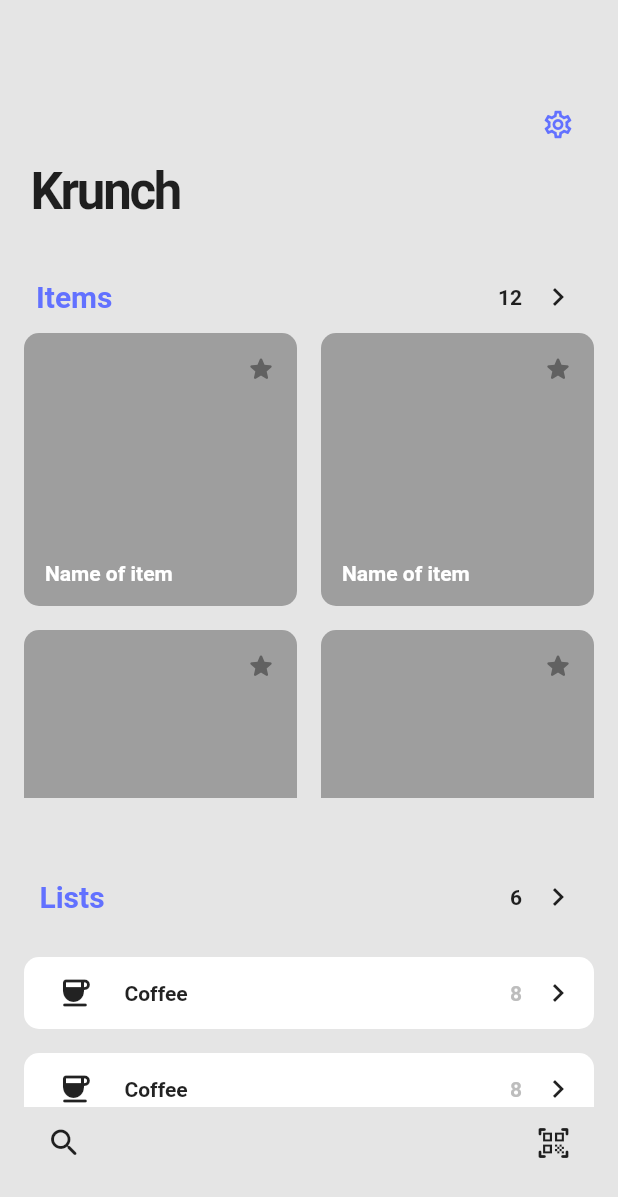
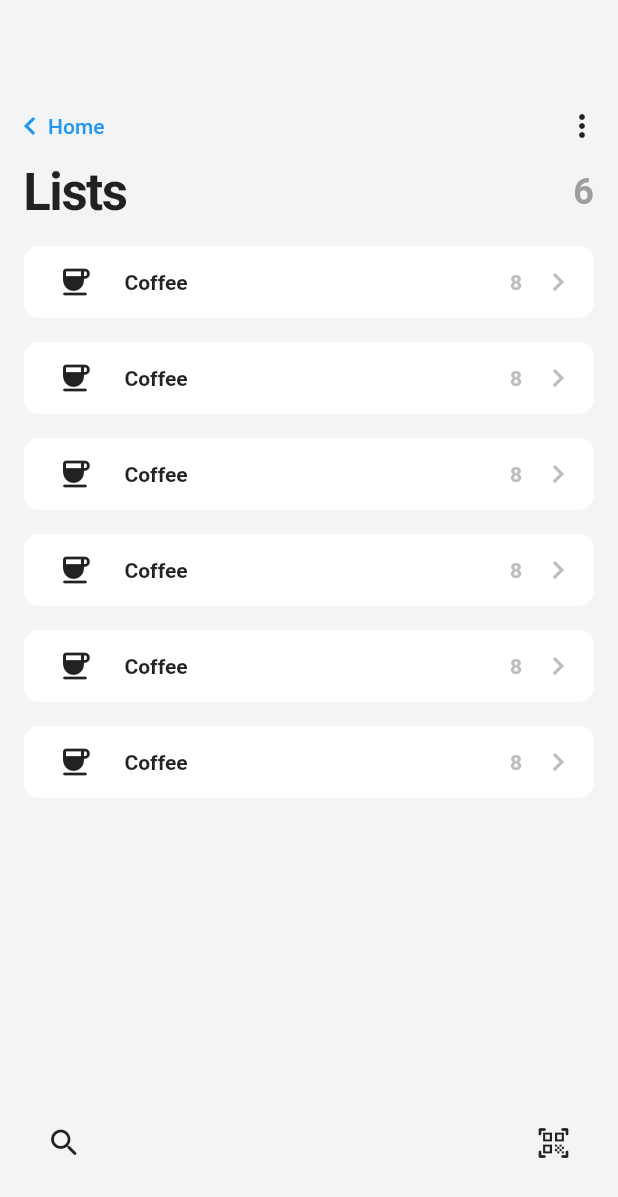
Before and after one commit to Krunch-tech/krunch-app, a Flutter app: the screen it shows after launch, after a tap on "Lists", on a phone screen of 412 x 824 dp. Shown: the top 1197 px of the screen. Run offline on Flutter 3.47's test engine with Material 2 defaults, Android fonts, the phone set to English and light mode, and no system bars; Roboto replaces fonts that are missing (SF Pro, SF Pro Display).

Commit message:
Item, List Page

```diff
--- a/lib/Pages/home.dart
+++ b/lib/Pages/home.dart
@@ -1,5 +1,7 @@
 import 'package:flutter/material.dart';
 import 'package:flutter_staggered_grid_view/flutter_staggered_grid_view.dart';
+import 'package:krunch_app/Pages/items.dart';
+import 'package:krunch_app/Pages/lists.dart';
 import 'package:krunch_app/Widgets/itemCard.dart';
 import 'package:krunch_app/Widgets/listCard.dart';
 
@@ -18,7 +20,7 @@ class _HomePageState extends State<HomePage> {
         alignment: Alignment.centerLeft,
         children: [
           Container(
-            color: Color(0xffE5E5E5),
+            color: Color(0xffF2F4F6),
           ),
           Padding(
             padding: const EdgeInsets.symmetric(horizontal: 16.0),
@@ -29,7 +31,7 @@ class _HomePageState extends State<HomePage> {
                   alignment: Alignment.topRight,
                   child: IconButton(
                       icon: Icon(Icons.settings_outlined,
-                          color: Color(0xff6271FF), size: 22),
+                          color: Color(0xff6271FF), size: 24),
                       onPressed: () {}),
                 ),
                 //TODO: fix font here
@@ -55,7 +57,13 @@ class _HomePageState extends State<HomePage> {
                         child: TextButton(
                             child: Text("Items",
                                 style: Theme.of(context).textTheme.bodyText1),
-                            onPressed: () {}),
+                            onPressed: () {
+                              Navigator.push(
+                                context,
+                                MaterialPageRoute(
+                                    builder: (context) => Items()),
+                              );
+                            }),
                       ),
                     ),
                     Row(
@@ -63,24 +71,36 @@ class _HomePageState extends State<HomePage> {
                         Text("12"),
                         IconButton(
                             icon: Icon(Icons.keyboard_arrow_right, size: 24),
-                            onPressed: () {})
+                            onPressed: () {
+                              Navigator.push(
+                                context,
+                                MaterialPageRoute(
+                                    builder: (context) => Items()),
+                              );
+                            })
                       ],
                     )
                   ],
                 ),
                 Container(
-                  height: 310,
-                  width: double.infinity,
-                  child: GridView.builder(
-                      gridDelegate: SliverGridDelegateWithFixedCrossAxisCount(
-                          crossAxisSpacing: 16,
-                          mainAxisSpacing: 16,
-                          crossAxisCount: 2),
-                      itemCount: 12,
-                      itemBuilder: (context, index) {
-                        return ItemCard();
-                      }),
-                ),
+                    height: 310,
+                    width: double.infinity,
+                    child: GridView.custom(
+                      gridDelegate: SliverQuiltedGridDelegate(
+                        crossAxisCount: 4,
+                        mainAxisSpacing: 16,
+                        crossAxisSpacing: 16,
+                        repeatPattern: QuiltedGridRepeatPattern.inverted,
+                        pattern: [
+                          QuiltedGridTile(2, 2),
+                          QuiltedGridTile(1, 2),
+                          QuiltedGridTile(1, 2),
+                        ],
+                      ),
+                      childrenDelegate: SliverChildBuilderDelegate(
+                          (context, index) => ItemCard(),
+                          childCount: 12),
+                    )),
                 SizedBox(height: 42),
                 Row(
                   children: [
@@ -90,7 +110,13 @@ class _HomePageState extends State<HomePage> {
                         child: TextButton(
                             child: Text("Lists",
                                 style: Theme.of(context).textTheme.bodyText1),
-                            onPressed: () {}),
+                            onPressed: () {
+                              Navigator.push(
+                                context,
+                                MaterialPageRoute(
+                                    builder: (context) => Lists()),
+                              );
+                            }),
                       ),
                     ),
                     Row(
@@ -128,6 +154,7 @@ class _HomePageState extends State<HomePage> {
                     child: IconButton(
                         icon: Icon(
                           Icons.search_rounded,
+                          size: 24,
                         ),
                         onPressed: () {}),
                   ),
@@ -135,7 +162,7 @@ class _HomePageState extends State<HomePage> {
                 Align(
                   alignment: Alignment.bottomRight,
                   child: IconButton(
-                    icon: Icon(Icons.qr_code_scanner_rounded),
+                    icon: Icon(Icons.qr_code_scanner_rounded, size: 24),
                     onPressed: () {},
                   ),
                 )
--- /dev/null
+++ b/lib/Pages/lists.dart
@@ -0,0 +1,128 @@
+import 'package:flutter/material.dart';
+import 'package:krunch_app/Widgets/listCard.dart';
+
+class Lists extends StatefulWidget {
+  const Lists({Key? key}) : super(key: key);
+
+  @override
+  _ListsState createState() => _ListsState();
+}
+
+class _ListsState extends State<Lists> {
+  @override
+  Widget build(BuildContext context) {
+    return Scaffold(
+      body: Stack(
+        children: [
+          Container(
+            height: double.infinity,
+            width: double.infinity,
+            color: Color(0xffF2F4F6),
+          ),
+          Container(
+            height: double.infinity,
+            width: double.infinity,
+            child: Column(
+              children: [
+                SizedBox(height: 60),
+                Column(
+                  children: [
+                    Row(
+                      children: [
+                        Expanded(
+                          child: TextButton(
+                            child: Row(
+                              children: [
+                                Icon(
+                                  (Icons.keyboard_arrow_left),
+                                  // onPressed: () {
+                                  //   Navigator.pop(context);
+                                  // }
+                                ),
+                                Text("Home"),
+                              ],
+                            ),
+                            onPressed: () {
+                              Navigator.pop(context);
+                            },
+                          ),
+                        ),
+                        Align(
+                          alignment: Alignment.topRight,
+                          child: IconButton(
+                              icon: Icon(Icons.more_vert_rounded),
+                              onPressed: () {}),
+                        )
+                      ],
+                    ),
+                    Padding(
+                      padding: const EdgeInsets.fromLTRB(16, 0, 16, 0),
+                      child: Row(
+                        children: [
+                          Expanded(
+                              child: Text("Lists",
+                                  style: TextStyle(
+                                      fontWeight: FontWeight.w700,
+                                      fontSize: 34,
+                                      letterSpacing: -1.0))),
+                          Text("6",
+                              style: TextStyle(
+                                  color: Colors.grey.shade500, fontSize: 24))
+                        ],
+                      ),
+                    ),
+                    Padding(
+                      padding: const EdgeInsets.symmetric(
+                          horizontal: 16.0, vertical: 16.0),
+                      child: Container(
+                        height: 500,
+                        width: double.infinity,
+                        child: ListView.builder(
+                          itemCount: 6,
+                          padding: EdgeInsets.symmetric(vertical: 0.0),
+                          itemBuilder: (context, index) {
+                            if (index <= 5) {
+                              return ListCard().buildListCard();
+                            }
+                            return Container(
+                                child: Text("FIN"),
+                                height: 50,
+                                width: double.infinity);
+                          },
+                        ),
+                      ),
+                    ),
+                  ],
+                ),
+              ],
+            ),
+          ),
+          Padding(
+            padding: const EdgeInsets.fromLTRB(19, 10, 19, 38),
+            child: Row(
+              children: [
+                Expanded(
+                  child: Align(
+                    alignment: Alignment.bottomLeft,
+                    child: IconButton(
+                        icon: Icon(
+                          Icons.search_rounded,
+                        ),
+                        onPressed: () {}),
+                  ),
+                ),
+                Align(
+                  alignment: Alignment.bottomRight,
+                  child: IconButton(
+                    icon: Icon(Icons.qr_code_scanner_rounded),
+                    onPressed: () {},
+                  ),
+                )
+              ],
+            ),
+          )
+        ],
+      ),
+    );
+  }
+}
--- a/lib/Widgets/itemCard.dart
+++ b/lib/Widgets/itemCard.dart
@@ -12,10 +12,10 @@ class _ItemCardState extends State<ItemCard> {
   @override
   Widget build(BuildContext context) {
     return Container(
-      height: 60,
-      width: 60,
+      // height: 20,
+      // width: 20,
       decoration: BoxDecoration(
-          color: Colors.grey,
+          color: Colors.white,
           borderRadius: BorderRadius.all(Radius.circular(10)),
           border: isLiked
               ? Border.all(color: Color(0xffFFCE4F), width: 2.0)
@@ -27,7 +27,7 @@ class _ItemCardState extends State<ItemCard> {
             child: IconButton(
                 icon: Icon(
                   Icons.star_rounded,
-                  color: isLiked ? Color(0xffFFCE4F) : Colors.grey.shade700,
+                  color: isLiked ? Color(0xffFFCE4F) : Colors.grey.shade300,
                   size: 20,
                 ),
                 onPressed: () {
--- a/lib/Widgets/listCard.dart
+++ b/lib/Widgets/listCard.dart
@@ -31,7 +31,11 @@ class ListCard {
                   children: [
                     Text("8", style: TextStyle(color: Colors.grey.shade400)),
                     IconButton(
-                        icon: Icon(Icons.keyboard_arrow_right, size: 24),
+                        icon: Icon(
+                          Icons.keyboard_arrow_right,
+                          size: 24,
+                          color: Colors.grey.shade400,
+                        ),
                         onPressed: () {})
                   ],
                 ),
--- a/pubspec.yaml
+++ b/pubspec.yaml
@@ -21,7 +21,7 @@ environment:
   sdk: ">=2.16.0 <3.0.0"
 
 dependencies:
-  flutter_staggered_grid_view: ^0.4.0
+  flutter_staggered_grid_view: ^0.6.1
   flutter:
     sdk: flutter
 
```
Also changed, not shown: lib/Pages/items.dart (+115 -1 lines), pubspec.lock, 12 other files.
